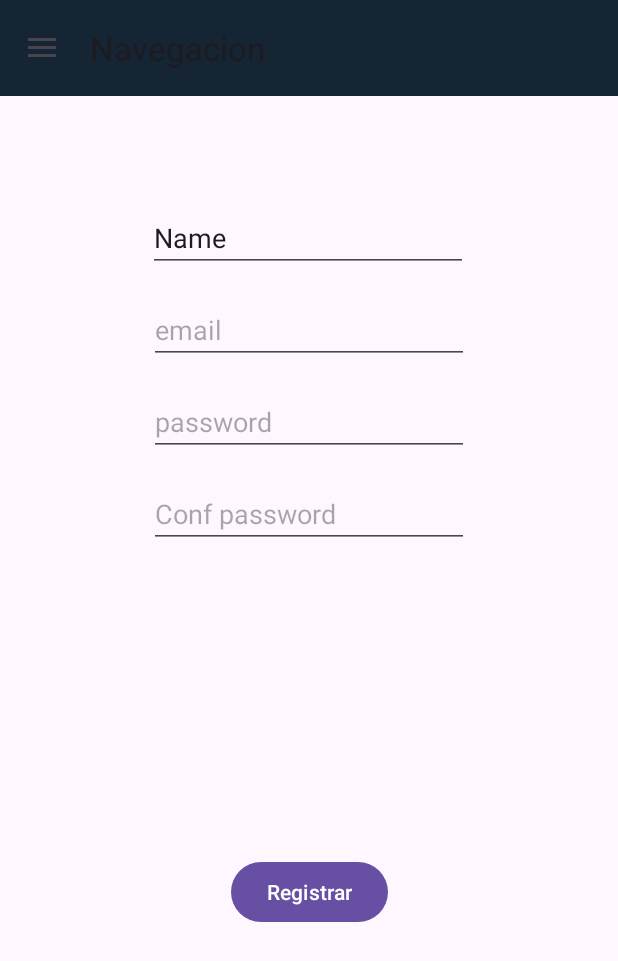
After one commit to HugoCD20/NavegacionP, an Android app: the fragment Registro placed in its activity, on a phone screen of 412 x 824 dp. The commit adds this screen. Shown: the top 961 px of the screen. Run offline under Robolectric (Android 15) with nearby library versions, the phone set to English and light mode, and no system bars.

Commit message:
Fragmento de registro terminado

```diff
--- a/app/src/main/java/com/example/navegacion/DAOdb.kt
+++ b/app/src/main/java/com/example/navegacion/DAOdb.kt
@@ -15,6 +15,12 @@ interface DAOdb {
     @Query("SELECT * FROM User WHERE id = :userId")
     suspend fun consultarUno(userId: Int): User?
 
+    @Query("SELECT * FROM User WHERE email = :email LIMIT 1")
+    suspend fun getUserByEmail(email: String): User?
+
+    @Query("SELECT * FROM User WHERE username = :username LIMIT 1")
+    suspend fun getUserByUsername(username: String): User?
+
     @Insert
     suspend fun insertUser(user: User) // Cambiar a suspend
 
--- a/app/src/main/java/com/example/navegacion/Inicio.kt
+++ b/app/src/main/java/com/example/navegacion/Inicio.kt
@@ -8,7 +8,6 @@ import android.widget.Button
 import androidx.fragment.app.viewModels
 
 class Inicio : Fragment(R.layout.fragment_inicio) {
-    private val userViewModel: UserViewModel by viewModels()
     override fun onViewCreated(view: View, savedInstanceState: Bundle?) {
         super.onViewCreated(view, savedInstanceState)
 
@@ -21,11 +20,6 @@ class Inicio : Fragment(R.layout.fragment_inicio) {
                 .replace(R.id.fragment_container, Item1Fragment())
                 .addToBackStack(null)
                 .commit()
-            userViewModel.insertarUsuario(User(username="HugoCD", email = "hugo@gmail.com", password = "123"))
-
-        }
-            userViewModel.consultarUsuarios { users ->
-            Log.d("Users", users.toString())
         }
 
     }
--- /dev/null
+++ b/app/src/main/java/com/example/navegacion/Registro.kt
@@ -0,0 +1,71 @@
+package com.example.navegacion
+
+import android.os.Bundle
+import android.util.Patterns
+import androidx.fragment.app.Fragment
+import android.view.LayoutInflater
+import android.view.View
+import android.view.ViewGroup
+import android.widget.Button
+import android.widget.EditText
+import android.widget.Toast
+import androidx.fragment.app.viewModels
+
+class Registro : Fragment(R.layout.fragment_registro) {
+    private val userViewModel: UserViewModel by viewModels()
+    override fun onViewCreated(view: View, savedInstanceState: Bundle?) {
+        super.onViewCreated(view, savedInstanceState)
+
+        val username: EditText = view.findViewById(R.id.username)
+        val email: EditText = view.findViewById(R.id.email)
+        val password: EditText = view.findViewById(R.id.contraseña1)
+        val confirmPassword: EditText = view.findViewById(R.id.contraseña2)
+        val registerbutton: Button = view.findViewById(R.id.boton5)
+
+        registerbutton.setOnClickListener {
+            val username2 = username.text.toString()
+            val emailEditText = email.text.toString().trim()
+            val passwordEditText = password.text.toString()
+            val confirmPasswordEditText = confirmPassword.text.toString()
+
+            if (validateInput(emailEditText, passwordEditText, confirmPasswordEditText)) {
+                val user = User(username = username2, email = emailEditText, password = passwordEditText)
+
+                userViewModel.insertarUsuario(user) { isSuccessful, message ->
+                    Toast.makeText(requireContext(), message, Toast.LENGTH_SHORT).show()
+                    if (isSuccessful) {
+                        parentFragmentManager.beginTransaction()
+                            .replace(R.id.fragment_container, Item1Fragment())
+                            .addToBackStack(null)
+                            .commit()
+                    }
+                }
+            }
+        }
+
+
+    }
+    private fun validateInput(email: String, password: String, confirmPassword: String): Boolean {
+        if (email.isEmpty()) {
+            showToast("El correo no puede estar vacío")
+            return false
+        }
+        if (!Patterns.EMAIL_ADDRESS.matcher(email).matches()) {
+            showToast("El correo no tiene un formato válido")
+            return false
+        }
+        if (password.length < 6) {
+            showToast("La contraseña debe tener al menos 6 caracteres")
+            return false
+        }
+        if (password != confirmPassword) {
+            showToast("Las contraseñas no coinciden")
+            return false
+        }
+        return true
+    }
+
+    private fun showToast(message: String) {
+        Toast.makeText(requireContext(), message, Toast.LENGTH_SHORT).show()
+    }
+}
--- /dev/null
+++ b/app/src/main/res/layout/fragment_registro.xml
@@ -0,0 +1,68 @@
+<?xml version="1.0" encoding="utf-8"?>
+<androidx.constraintlayout.widget.ConstraintLayout
+    xmlns:android="http://schemas.android.com/apk/res/android"
+    xmlns:app="http://schemas.android.com/apk/res-auto"
+    xmlns:tools="http://schemas.android.com/tools"
+    android:layout_width="match_parent"
+    android:layout_height="match_parent"
+    tools:context=".Registro">
+
+    <EditText
+        android:id="@+id/username"
+        android:layout_width="wrap_content"
+        android:layout_height="wrap_content"
+        android:layout_marginTop="136dp"
+        android:ems="10"
+        android:inputType="text"
+        android:text="Name"
+        app:layout_constraintEnd_toEndOf="parent"
+        app:layout_constraintHorizontal_bias="0.497"
+        app:layout_constraintStart_toStartOf="parent"
+        app:layout_constraintTop_toTopOf="parent" />
+
+    <EditText
+        android:id="@+id/email"
+        android:layout_width="wrap_content"
+        android:layout_height="wrap_content"
+        android:layout_marginTop="16dp"
+        android:ems="10"
+        android:hint="email"
+        android:inputType="textEmailAddress"
+        app:layout_constraintEnd_toEndOf="parent"
+        app:layout_constraintStart_toStartOf="parent"
+        app:layout_constraintTop_toBottomOf="@+id/username" />
+
+    <EditText
+        android:id="@+id/contraseña1"
+        android:layout_width="wrap_content"
+        android:layout_height="wrap_content"
+        android:layout_marginTop="16dp"
+        android:ems="10"
+        android:hint="password"
+        android:inputType="textPassword"
+        app:layout_constraintEnd_toEndOf="parent"
+        app:layout_constraintStart_toStartOf="parent"
+        app:layout_constraintTop_toBottomOf="@+id/email" />
+
+    <EditText
+        android:id="@+id/contraseña2"
+        android:layout_width="wrap_content"
+        android:layout_height="wrap_content"
+        android:layout_marginTop="16dp"
+        android:ems="10"
+        android:hint="Conf password"
+        android:inputType="textPassword"
+        app:layout_constraintEnd_toEndOf="parent"
+        app:layout_constraintStart_toStartOf="parent"
+        app:layout_constraintTop_toBottomOf="@+id/contraseña1" />
+
+    <Button
+        android:id="@+id/boton5"
+        android:layout_width="wrap_content"
+        android:layout_height="wrap_content"
+        android:text="Registrar"
+        app:layout_constraintBottom_toBottomOf="parent"
+        app:layout_constraintEnd_toEndOf="parent"
+        app:layout_constraintStart_toStartOf="parent"
+        app:layout_constraintTop_toBottomOf="@+id/contraseña2" />
+</androidx.constraintlayout.widget.ConstraintLayout>
```
Also changed, not shown: app/src/main/java/com/example/navegacion/MainActivity.kt (+0 -8 lines), app/src/main/java/com/example/navegacion/UserViewModel.kt (+30 -7 lines), app/src/main/java/com/example/navegacion/item1Fragment.kt (+8 -11 lines).
